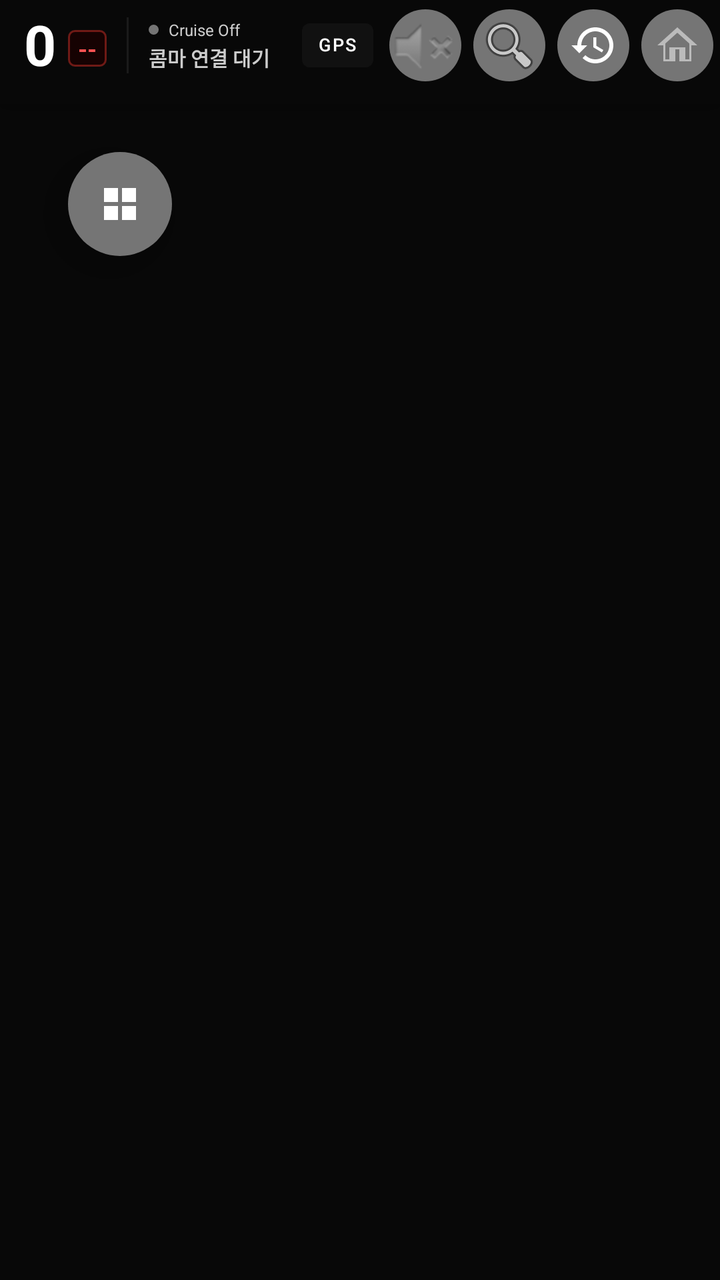
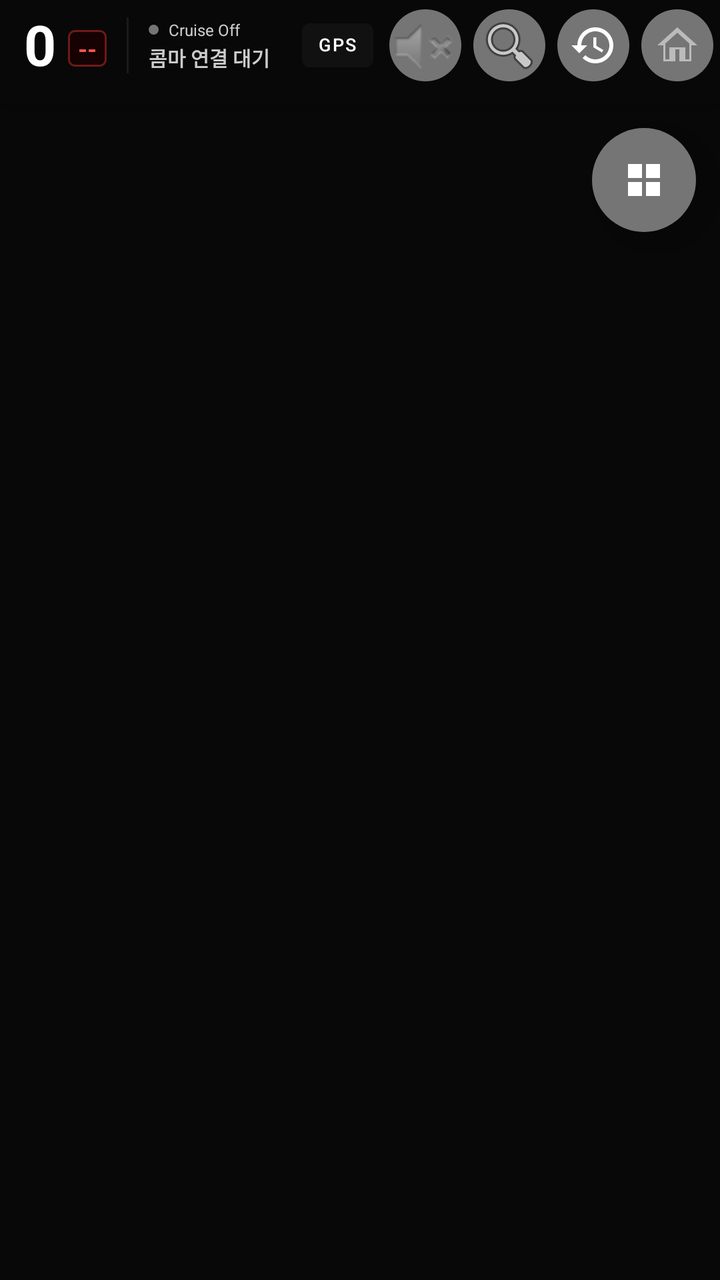

Compare the two renders of this Android layout. The source of the first and the diff that turns it into the second are given below.
<!-- AndroidManifest.xml: application theme Theme.TmapNda -->
<!-- res/layout/activity_map.xml -->
<?xml version="1.0" encoding="utf-8"?>
<FrameLayout
    xmlns:android="http://schemas.android.com/apk/res/android"
    xmlns:app="http://schemas.android.com/apk/res-auto"
    android:layout_width="match_parent"
    android:layout_height="match_parent"
    android:background="#080808">

    <FrameLayout
        android:id="@+id/tmapUILayout"
        android:layout_width="match_parent"
        android:layout_height="match_parent" />

    <View
        android:id="@+id/vTouchLockOverlay"
        android:layout_width="match_parent"
        android:layout_height="match_parent"
        android:background="#00000000" />

    
    <LinearLayout
        android:id="@+id/llOffset"
        android:layout_width="wrap_content"
        android:layout_height="wrap_content"
        android:orientation="vertical"
        android:layout_gravity="top|end"
        android:layout_marginTop="52dp"
        android:layout_marginEnd="14dp"
        android:background="@drawable/bg_sdi_panel"
        android:paddingHorizontal="12dp"
        android:paddingVertical="8dp"
        android:gravity="center"
        android:elevation="8dp"
        android:visibility="gone">

        <TextView
            android:id="@+id/tvOffsetTitle"
            android:layout_width="wrap_content"
            android:layout_height="wrap_content"
            android:text="구간단속"
            android:textColor="#FFC107"
            android:textSize="11sp"
            android:textStyle="bold"/>

        <LinearLayout
            android:id="@+id/llBlockInfo"
            android:layout_width="match_parent"
            android:layout_height="wrap_content"
            android:orientation="vertical"
            android:layout_marginTop="4dp"
            android:gravity="center"
            android:visibility="gone">

            <TextView
                android:id="@+id/tvBlockAvgSpeed"
                android:layout_width="wrap_content"
                android:layout_height="wrap_content"
                android:text="평균: 0km/h"
                android:textColor="#FFFFFF"
                android:textSize="13sp"
                android:textStyle="bold" />

            <TextView
                android:id="@+id/tvBlockDist"
                android:layout_width="wrap_content"
                android:layout_height="wrap_content"
                android:text="거리: 0m"
                android:textColor="#AAAAAA"
                android:textSize="12sp"/>

            <TextView
                android:id="@+id/tvBlockTime"
                android:layout_width="wrap_content"
                android:layout_height="wrap_content"
                android:text="시간: 0:00"
                android:textColor="#AAAAAA"
                android:textSize="12sp"/>
        </LinearLayout>
    </LinearLayout>

    
    <LinearLayout
        android:id="@+id/llSearchPanel"
        android:layout_width="match_parent"
        android:layout_height="wrap_content"
        android:orientation="vertical"
        android:layout_gravity="bottom"
        android:background="#EE111111"
        android:padding="12dp"
        android:elevation="12dp"
        android:visibility="gone">

        <LinearLayout
            android:layout_width="match_parent"
            android:layout_height="wrap_content"
            android:orientation="horizontal"
            android:gravity="center_vertical">

            <EditText
                android:id="@+id/etDestination"
                android:layout_width="0dp"
                android:layout_height="42dp"
                android:layout_weight="1"
                android:hint="목적지 검색"
                android:textColor="#FFFFFF"
                android:textColorHint="#888888"
                android:background="@drawable/bg_sdi_panel"
                android:paddingHorizontal="12dp"
                android:singleLine="true"
                android:imeOptions="actionSearch"
                android:inputType="text" />

            <ImageButton
                android:id="@+id/btnVoiceSearch"
                android:layout_width="36dp"
                android:layout_height="36dp"
                android:layout_marginStart="8dp"
                android:src="@drawable/ic_mic"
                android:background="@drawable/shape_circle_gray"
                android:scaleType="center" />

            <Button
                android:id="@+id/btnSearchGo"
                android:layout_width="wrap_content"
                android:layout_height="42dp"
                android:layout_marginStart="8dp"
                android:text="검색"
                android:textSize="12sp" />

            <Button
                android:id="@+id/btnSearchClose"
                android:layout_width="wrap_content"
                android:layout_height="42dp"
                android:layout_marginStart="8dp"
                android:text="닫기"
                android:textSize="12sp"
                android:backgroundTint="#555555" />
        </LinearLayout>

        <ListView
            android:id="@+id/lvSearchResults"
            android:layout_width="match_parent"
            android:layout_height="180dp"
            android:layout_marginTop="8dp"
            android:divider="#33FFFFFF"
            android:dividerHeight="1dp"
            android:visibility="gone" />

        <TextView
            android:id="@+id/tvSearchStatus"
            android:layout_width="match_parent"
            android:layout_height="wrap_content"
            android:layout_marginTop="8dp"
            android:text=""
            android:textColor="#AAAAAA"
            android:textSize="11sp" />
    </LinearLayout>

    
    <LinearLayout
        android:id="@+id/llGuidanceBar"
        android:layout_width="match_parent"
        android:layout_height="wrap_content"
        android:orientation="horizontal"
        android:layout_gravity="bottom"
        android:background="#EE1B5E20"
        android:padding="10dp"
        android:elevation="10dp"
        android:gravity="center_vertical"
        android:visibility="gone">

        <TextView
            android:id="@+id/tvGuidanceDest"
            android:layout_width="0dp"
            android:layout_weight="1"
            android:layout_height="wrap_content"
            android:text="길안내 중"
            android:textColor="#FFFFFF"
            android:textSize="13sp"
            android:textStyle="bold" />

        <Button
            android:id="@+id/btnStopGuidance"
            android:layout_width="wrap_content"
            android:layout_height="wrap_content"
            android:text="안내 종료"
            android:textSize="11sp"
            android:backgroundTint="#F44336" />
    </LinearLayout>

    
    <LinearLayout
        android:id="@+id/llLaneSignalBar"
        android:layout_width="wrap_content"
        android:layout_height="wrap_content"
        android:layout_gravity="top|center_horizontal"
        android:layout_marginTop="60dp"
        android:orientation="horizontal"
        android:gravity="center_vertical"
        android:background="#CC000000"
        android:paddingHorizontal="10dp"
        android:paddingVertical="6dp"
        android:visibility="gone">

        <LinearLayout
            android:id="@+id/llLaneBoxes"
            android:layout_width="wrap_content"
            android:layout_height="wrap_content"
            android:orientation="horizontal" />

        <TextView
            android:id="@+id/tvTrafficLightCountdown"
            android:layout_width="wrap_content"
            android:layout_height="wrap_content"
            android:layout_marginStart="10dp"
            android:text=""
            android:textColor="#FFFFFF"
            android:textSize="14sp"
            android:textStyle="bold" />
    </LinearLayout>

    
    <FrameLayout
        android:id="@+id/flKakaoOverlay"
        android:layout_width="match_parent"
        android:layout_height="match_parent"
        android:visibility="gone"
        android:elevation="50dp"
        android:background="@android:color/transparent">

        <ViewStub
            android:id="@+id/naviViewStub"
            android:layout="@layout/kakao_navi_view_stub"
            android:layout_width="match_parent"
            android:layout_height="match_parent" />

        <Button
            android:id="@+id/btnStopKakaoGuidance"
            android:layout_width="wrap_content"
            android:layout_height="wrap_content"
            android:layout_gravity="top|end"
            android:layout_margin="12dp"
            android:text="안내 종료"
            android:backgroundTint="#F44336" />
    </FrameLayout>

    
    <LinearLayout
        android:id="@+id/llLeftHudPanel"
        android:layout_width="match_parent"
        android:layout_height="wrap_content"
        android:layout_gravity="top"
        android:orientation="vertical"
        android:elevation="20dp"
        android:background="#FF080808">

        
        <HorizontalScrollView
            android:id="@+id/llTopBarRow"
            android:layout_width="match_parent"
            android:layout_height="wrap_content"
            android:minHeight="52dp"
            android:scrollbars="none"
            android:overScrollMode="never"
            android:fillViewport="true">

        <LinearLayout
            android:layout_width="wrap_content"
            android:layout_height="wrap_content"
            android:orientation="horizontal"
            android:gravity="center_vertical"
            android:paddingVertical="4dp"
            android:paddingHorizontal="12dp">

            
            <LinearLayout
                android:layout_width="wrap_content"
                android:layout_height="wrap_content"
                android:orientation="horizontal"
                android:gravity="bottom">

                <TextView
                    android:id="@+id/tvCurrentSpeed"
                    android:layout_width="wrap_content"
                    android:layout_height="wrap_content"
                    android:text="0"
                    android:textColor="#FFFFFF"
                    android:textSize="28sp"
                    android:textStyle="bold" />

                <TextView
                    android:id="@+id/tvRoadSpeedLimit"
                    android:layout_width="wrap_content"
                    android:layout_height="wrap_content"
                    android:text="--"
                    android:textColor="#FF5252"
                    android:textSize="12sp"
                    android:textStyle="bold"
                    android:background="@drawable/bg_speed_limit_hud"
                    android:paddingHorizontal="5dp"
                    android:paddingVertical="1dp"
                    android:layout_marginStart="6dp"
                    android:layout_marginBottom="4dp"/>
            </LinearLayout>

            <View android:layout_width="1dp" android:layout_height="28dp" android:background="#1A1A1A" android:layout_marginHorizontal="10dp"/>

            
            <LinearLayout
                android:layout_width="wrap_content"
                android:layout_height="wrap_content"
                android:orientation="vertical"
                android:gravity="start">

                <LinearLayout
                    android:layout_width="wrap_content"
                    android:layout_height="wrap_content"
                    android:orientation="horizontal"
                    android:gravity="center_vertical">

                    <View
                        android:id="@+id/vConnectionDot"
                        android:layout_width="5dp"
                        android:layout_height="5dp"
                        android:background="@drawable/shape_circle_gray"
                        android:layout_marginEnd="5dp"/>

                    <TextView
                        android:id="@+id/tvActiveStatus"
                        android:layout_width="wrap_content"
                        android:layout_height="wrap_content"
                        android:text="Cruise Off"
                        android:textColor="#CCCCCC"
                        android:textSize="8sp"
                        android:maxLines="1"
                        android:ellipsize="end"/>
                </LinearLayout>

                <TextView
                    android:id="@+id/tvConnectionStatus"
                    android:layout_width="wrap_content"
                    android:layout_height="wrap_content"
                    android:text="콤마 연결 대기"
                    android:textColor="#CCCCCC"
                    android:textSize="10sp"
                    android:textStyle="bold"
                    android:layout_marginTop="1dp"/>
            </LinearLayout>

            <View android:layout_width="16dp" android:layout_height="0dp"/>

            <Button
                android:id="@+id/btnGpsStatus"
                android:layout_width="wrap_content"
                android:layout_height="34dp"
                android:minHeight="0dp"
                android:minWidth="0dp"
                android:text="GPS"
                android:textSize="9sp"
                android:maxLines="1"
                android:ellipsize="end"
                android:includeFontPadding="false"
                android:paddingHorizontal="8dp"
                android:backgroundTint="#111111"
                android:layout_marginEnd="8dp"/>

            <ImageButton
                android:id="@+id/btnMuteToggle"
                android:layout_width="36dp"
                android:layout_height="36dp"
                android:layout_marginEnd="6dp"
                android:src="@android:drawable/ic_lock_silent_mode"
                android:background="@drawable/shape_circle_gray"
                android:scaleType="center"/>

            <ImageButton
                android:id="@+id/btnOpenSearch"
                android:layout_width="36dp"
                android:layout_height="36dp"
                android:layout_marginEnd="6dp"
                android:src="@android:drawable/ic_menu_search"
                android:background="@drawable/shape_circle_gray"
                android:scaleType="center"/>

            
            <ImageButton
                android:id="@+id/btnHistoryTopBar"
                android:layout_width="36dp"
                android:layout_height="36dp"
                android:layout_marginEnd="6dp"
                android:src="@drawable/ic_history_topbar"
                android:background="@drawable/shape_circle_gray"
                android:scaleType="center"/>

            
            <ImageButton
                android:id="@+id/btnHomeQuickSlot"
                android:layout_width="36dp"
                android:layout_height="36dp"
                android:layout_marginEnd="6dp"
                android:src="@drawable/ic_home_quickslot"
                android:background="@drawable/shape_circle_gray"
                android:scaleType="center"/>

            <ImageButton
                android:id="@+id/btnWorkQuickSlot"
                android:layout_width="36dp"
                android:layout_height="36dp"
                android:layout_marginEnd="6dp"
                android:src="@drawable/ic_work_quickslot"
                android:background="@drawable/shape_circle_gray"
                android:scaleType="center"/>

            
            <ImageButton
                android:id="@+id/btnShareLogTopBar"
                android:layout_width="36dp"
                android:layout_height="36dp"
                android:layout_marginEnd="6dp"
                android:src="@android:drawable/ic_menu_upload"
                android:background="@drawable/shape_circle_gray"
                android:scaleType="center"/>

            <ImageButton
                android:id="@+id/btnMoreMenu"
                android:layout_width="36dp"
                android:layout_height="36dp"
                android:src="@drawable/ic_hamburger"
                android:background="@drawable/shape_circle_gray"
                android:scaleType="center"
                android:layout_marginEnd="10dp"/>

            
            <ImageView
                android:id="@+id/ivTopBarEvent"
                android:layout_width="16dp"
                android:layout_height="16dp"
                android:layout_marginEnd="3dp"
                android:visibility="gone"
                android:contentDescription="@null"/>

            <TextView
                android:id="@+id/tvTopBarEvent"
                android:layout_width="wrap_content"
                android:layout_height="wrap_content"
                android:text=""
                android:textColor="#FFC107"
                android:textSize="11sp"
                android:textStyle="bold"
                android:maxLines="1"
                android:gravity="center_vertical"
                android:visibility="gone"/>
        </LinearLayout>
        </HorizontalScrollView>
    </LinearLayout>

    
    <ScrollView
        android:id="@+id/svSecondaryPanel"
        android:layout_width="wrap_content"
        android:layout_height="wrap_content"
        android:layout_gravity="top|end"
        android:layout_marginTop="60dp"
        android:layout_marginEnd="4dp"
        android:visibility="gone"
        android:background="#0D0D0D"
        android:elevation="22dp"
        android:overScrollMode="never"
        android:maxHeight="420dp">

        <LinearLayout
            android:layout_width="280dp"
            android:layout_height="wrap_content"
            android:orientation="vertical"
                android:padding="14dp">

                

                <Button
                    android:id="@+id/btnEditPanelPosition"
                    android:layout_width="match_parent"
                    android:layout_height="38dp"
                    android:text="UI 편집"
                    android:textSize="12sp"
                    android:textColor="#CCCCCC"
                    android:gravity="center_vertical|start"
                    android:paddingStart="10dp"
                    android:drawableStart="@drawable/ic_edit_pencil"
                    android:drawableTint="#CCCCCC"
                    android:drawablePadding="10dp"
                    android:backgroundTint="#111111"
                    android:layout_marginBottom="4dp"/>

                <Button
                    android:id="@+id/btnCheckUpdate"
                    android:layout_width="match_parent"
                    android:layout_height="38dp"
                    android:text="업데이트 확인"
                    android:textSize="12sp"
                    android:textColor="#CCCCCC"
                    android:gravity="center_vertical|start"
                    android:paddingStart="10dp"
                    android:drawableStart="@drawable/ic_refresh"
                    android:drawableTint="#CCCCCC"
                    android:drawablePadding="10dp"
                    android:backgroundTint="#111111"
                    android:layout_marginBottom="4dp"/>

                <Button
                    android:id="@+id/btnHelp"
                    android:layout_width="match_parent"
                    android:layout_height="38dp"
                    android:text="업데이트 내역"
                    android:textSize="12sp"
                    android:textColor="#CCCCCC"
                    android:gravity="center_vertical|start"
                    android:paddingStart="10dp"
                    android:drawableStart="@drawable/ic_help_info"
                    android:drawableTint="#CCCCCC"
                    android:drawablePadding="10dp"
                    android:backgroundTint="#111111"
                    android:layout_marginBottom="4dp"/>

                <Button
                    android:id="@+id/btnDeleteAllLogs"
                    android:layout_width="match_parent"
                    android:layout_height="38dp"
                    android:text="로그 전체 삭제"
                    android:textSize="12sp"
                    android:textColor="#CCCCCC"
                    android:gravity="center_vertical|start"
                    android:paddingStart="10dp"
                    android:drawableStart="@drawable/ic_send_paperplane"
                    android:drawableTint="#CCCCCC"
                    android:drawablePadding="10dp"
                    android:backgroundTint="#111111"
                    android:layout_marginBottom="4dp"/>

                
                <Button
                    android:id="@+id/btnEditKey"
                    android:layout_width="match_parent"
                    android:layout_height="38dp"
                    android:text="설정"
                    android:textSize="12sp"
                    android:textColor="#CCCCCC"
                    android:gravity="center_vertical|start"
                    android:paddingStart="10dp"
                    android:drawableStart="@drawable/ic_settings_gear"
                    android:drawableTint="#CCCCCC"
                    android:drawablePadding="10dp"
                    android:backgroundTint="#111111"
                    android:layout_marginBottom="4dp"/>

                <Button
                    android:id="@+id/btnGuideHelp"
                    android:layout_width="match_parent"
                    android:layout_height="38dp"
                    android:text="도움말"
                    android:textSize="12sp"
                    android:textColor="#CCCCCC"
                    android:gravity="center_vertical|start"
                    android:paddingStart="10dp"
                    android:drawableStart="@drawable/ic_guide_book"
                    android:drawableTint="#CCCCCC"
                    android:drawablePadding="10dp"
                    android:backgroundTint="#111111"
                    android:layout_marginBottom="4dp"/>

                <Button
                    android:id="@+id/btnExitApp"
                    android:layout_width="match_parent"
                    android:layout_height="38dp"
                    android:text="앱 종료"
                    android:textSize="12sp"
                    android:textColor="#EF5350"
                    android:gravity="center_vertical|start"
                    android:paddingStart="10dp"
                    android:drawableStart="@drawable/ic_power_off"
                    android:drawableTint="#EF5350"
                    android:drawablePadding="10dp"
                    android:backgroundTint="#1A0000"/>

                <TextView
                    android:id="@+id/tvAppVersion"
                    android:layout_width="wrap_content"
                    android:layout_height="wrap_content"
                    android:text=""
                    android:textColor="#333333"
                    android:textSize="9sp"
                    android:layout_marginTop="8dp"/>

            </LinearLayout>
        </ScrollView>

    
    <LinearLayout
        android:id="@+id/llHiddenLegacyPanel"
        android:layout_width="wrap_content"
        android:layout_height="wrap_content"
        android:visibility="gone"
        android:orientation="vertical">

        <LinearLayout
            android:id="@+id/llSdiInfo"
            android:layout_width="wrap_content"
            android:layout_height="wrap_content"
            android:orientation="vertical">

            <TextView android:id="@+id/tvSdiDescr" android:layout_width="wrap_content" android:layout_height="wrap_content" android:text="--"/>
            <TextView android:id="@+id/tvSdiDist" android:layout_width="wrap_content" android:layout_height="wrap_content" android:text="--"/>
            <TextView android:id="@+id/tvSdiSpeedLimit" android:layout_width="wrap_content" android:layout_height="wrap_content" android:text=""/>
        </LinearLayout>

        <View android:id="@+id/vTrafficLight" android:layout_width="12dp" android:layout_height="12dp"/>
        <TextView android:id="@+id/tvCarrotVersion" android:layout_width="wrap_content" android:layout_height="wrap_content" android:text=""/>
        <TextView android:id="@+id/tvXStateBadge" android:layout_width="wrap_content" android:layout_height="wrap_content" android:text=""/>
        <TextView android:id="@+id/tvCarrotIp" android:layout_width="wrap_content" android:layout_height="wrap_content" android:text="IP: -"/>

        <LinearLayout
            android:id="@+id/llRecentSearchPanel"
            android:layout_width="wrap_content"
            android:layout_height="wrap_content"
            android:orientation="vertical">
            <TextView android:id="@+id/tvRecentSearch1" android:layout_width="wrap_content" android:layout_height="wrap_content" android:text=""/>
            <Button android:id="@+id/btnMoreHistory" android:layout_width="wrap_content" android:layout_height="wrap_content" android:text="+ 더보기"/>
        </LinearLayout>
    </LinearLayout>

    
    <ImageButton
        android:id="@+id/btnConfirmEditPosition"
        android:layout_width="52dp"
        android:layout_height="52dp"
        android:layout_gravity="top|end"
        android:layout_margin="12dp"
        android:src="@drawable/ic_check"
        android:background="@drawable/shape_circle_green"
        android:scaleType="center"
        android:elevation="30dp"
        android:visibility="gone"/>

    
    <ImageButton
        android:id="@+id/btnNearbyCategory"
        android:layout_width="52dp"
        android:layout_height="52dp"
        android:layout_gravity="top|start"
        android:layout_marginTop="76dp"
        android:layout_marginStart="34dp"
        android:src="@drawable/ic_category"
        android:background="@drawable/shape_circle_gray"
        android:scaleType="center"
        android:contentDescription="주변 카테고리 검색"
        android:elevation="20dp"/>

</FrameLayout>
<!-- res/layout/kakao_navi_view_stub.xml (included above) -->
<?xml version="1.0" encoding="utf-8"?>
<com.kakaomobility.knsdk.ui.view.KNNaviView
    xmlns:android="http://schemas.android.com/apk/res/android"
    android:id="@+id/naviView"
    android:layout_width="match_parent"
    android:layout_height="match_parent" />
<!-- resources referenced by this layout -->
<resources>
  <!-- drawable bg_sdi_panel (drawable) -->
  <?xml version="1.0" encoding="utf-8"?>
  <shape xmlns:android="http://schemas.android.com/apk/res/android"
      android:shape="rectangle">
      <solid android:color="#CC000000"/>
      <corners android:radius="16dp"/>
      <stroke android:width="1dp" android:color="#33FFFFFF"/>
  </shape>
  <!-- drawable bg_speed_limit_hud (drawable) -->
  <?xml version="1.0" encoding="utf-8"?>
  <shape xmlns:android="http://schemas.android.com/apk/res/android"
      android:shape="rectangle">
      <corners android:radius="3dp" />
      <solid android:color="#CC1A0000" />
      <stroke android:width="1dp" android:color="#66FF3B30" />
  </shape>
  <!-- drawable ic_check (drawable) -->
  <vector xmlns:android="http://schemas.android.com/apk/res/android"
      android:width="24dp"
      android:height="24dp"
      android:viewportWidth="24"
      android:viewportHeight="24"
      android:tint="#FFFFFF">
      <path
          android:fillColor="#FF000000"
          android:pathData="M9,16.17L4.83,12l-1.42,1.41L9,19 21,7l-1.41,-1.41z"/>
  </vector>
  <!-- drawable ic_guide_book (drawable) -->
  <vector xmlns:android="http://schemas.android.com/apk/res/android"
      android:width="24dp"
      android:height="24dp"
      android:viewportWidth="24"
      android:viewportHeight="24"
      android:tint="#CCCCCC">
      <path
          android:fillColor="#FF000000"
          android:pathData="M18,2H6C4.9,2 4,2.9 4,4v16c0,1.1 0.9,2 2,2h12c1.1,0 2,-0.9 2,-2V4C20,2.9 19.1,2 18,2zM16,13H8v-2h8V13zM16,9H8V7h8V9z"/>
  </vector>
  <!-- drawable ic_hamburger (drawable) -->
  <vector xmlns:android="http://schemas.android.com/apk/res/android"
      android:width="24dp"
      android:height="24dp"
      android:viewportWidth="24"
      android:viewportHeight="24"
      android:tint="#CCCCCC">
      <path
          android:fillColor="#FF000000"
          android:pathData="M3,18h18v-2L3,16v2zM3,13h18v-2L3,11v2zM3,6v2h18L21,6L3,6z"/>
  </vector>
  <!-- drawable ic_help_info (drawable) -->
  <vector xmlns:android="http://schemas.android.com/apk/res/android"
      android:width="24dp"
      android:height="24dp"
      android:viewportWidth="24"
      android:viewportHeight="24"
      android:tint="#CCCCCC">
      <path
          android:fillColor="#FF000000"
          android:pathData="M11,7h2v2h-2zM11,11h2v6h-2zM12,2C6.48,2 2,6.48 2,12s4.48,10 10,10 10,-4.48 10,-10S17.52,2 12,2zM12,20c-4.41,0 -8,-3.59 -8,-8s3.59,-8 8,-8 8,3.59 8,8 -3.59,8 -8,8z"/>
  </vector>
  <!-- drawable ic_home_quickslot (drawable) -->
  <vector xmlns:android="http://schemas.android.com/apk/res/android"
      android:width="24dp"
      android:height="24dp"
      android:viewportWidth="24"
      android:viewportHeight="24"
      android:tint="#BBBBBB">
      <path
          android:fillColor="#FF000000"
          android:pathData="M12,3L2,12h3v8h6v-6h2v6h6v-8h3L12,3zM12,5.69l6,5.4V19h-2v-6H8v6L6,19v-7.91l6,-5.4z"/>
  </vector>
  <!-- drawable ic_send_paperplane (drawable) -->
  <vector xmlns:android="http://schemas.android.com/apk/res/android"
      android:width="24dp"
      android:height="24dp"
      android:viewportWidth="24"
      android:viewportHeight="24"
      android:tint="#CCCCCC">
      <path
          android:fillColor="#FF000000"
          android:pathData="M2.01,21L23,12 2.01,3 2,10l15,2 -15,2z"/>
  </vector>
  <!-- drawable shape_circle_gray (drawable) -->
  <?xml version="1.0" encoding="utf-8"?>
  <shape xmlns:android="http://schemas.android.com/apk/res/android"
      android:shape="oval">
      <solid android:color="#757575"/>
  </shape>
  <!-- drawable shape_circle_green (drawable) -->
  <?xml version="1.0" encoding="utf-8"?>
  <shape xmlns:android="http://schemas.android.com/apk/res/android"
      android:shape="oval">
      <solid android:color="#4CAF50"/>
  </shape>
  <style name="Theme.TmapNda" parent="Theme.MaterialComponents.Light.NoActionBar" />
  <!-- unchanged entries left out for length: 8 -->
</resources>

<!-- the commit's change to res/layout/activity_map.xml (unified diff, before → after) -->
@@ -645,9 +645,9 @@
         android:id="@+id/btnNearbyCategory"
         android:layout_width="52dp"
         android:layout_height="52dp"
-        android:layout_gravity="top|start"
-        android:layout_marginTop="76dp"
-        android:layout_marginStart="34dp"
+        android:layout_gravity="top|end"
+        android:layout_marginTop="64dp"
+        android:layout_marginEnd="12dp"
         android:src="@drawable/ic_category"
         android:background="@drawable/shape_circle_gray"
         android:scaleType="center"
